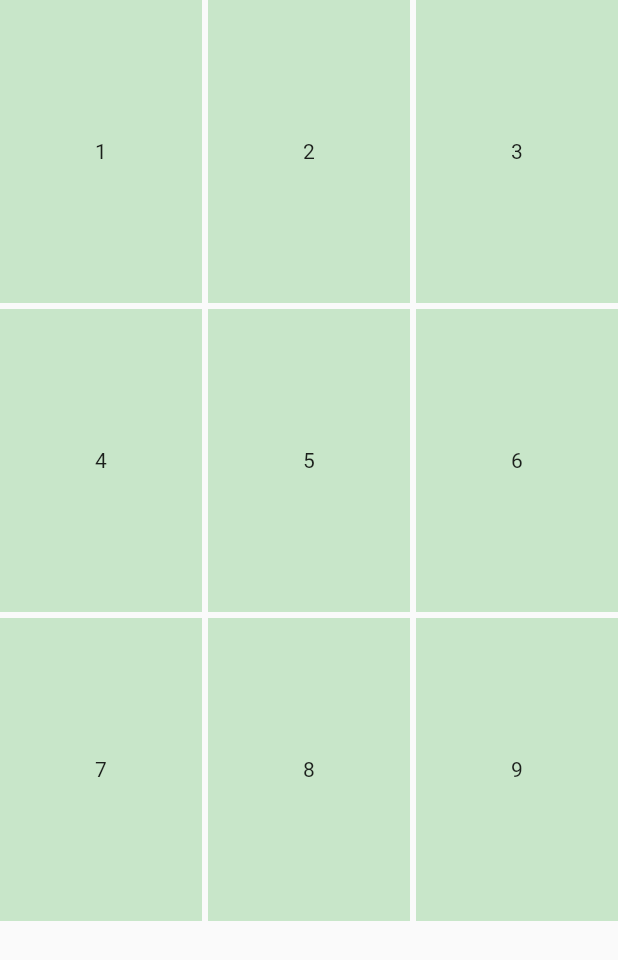
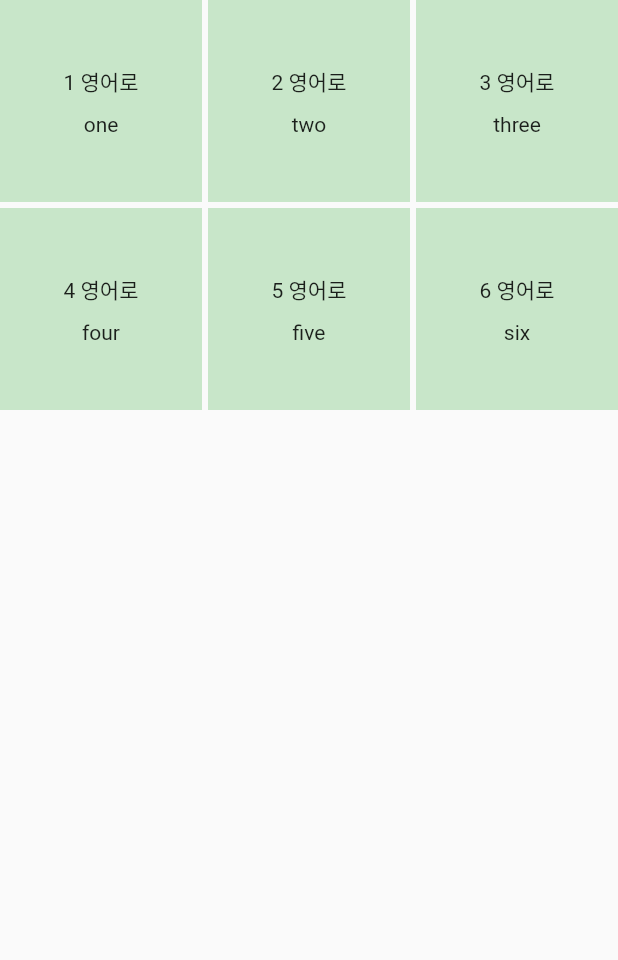
Before and after one commit to petcu1004/2021-GDSC-SCH-Flutter-Learning, a Flutter app: the Grids screen opened directly, on a phone screen of 412 x 824 dp. Shown: the top 960 px of the screen. Run offline on Flutter 3.47's test engine with Material 2 defaults, Android fonts, the light colour scheme and no system bars.

Commit message:
map 형식 사용

```diff
--- a/week8/list_gird_view_buildcontext/lib/grid.dart
+++ b/week8/list_gird_view_buildcontext/lib/grid.dart
@@ -8,7 +8,15 @@ class Grids extends StatefulWidget {
 }
 
 class _GridsState extends State<Grids> {
-  List<String> s = ['1', '2', '3', '4', '5', '6', '7', '8', '9'];
+  // List<String> s = ['1', '2', '3', '4', '5', '6', '7', '8', '9'];
+  List<Map<String, dynamic>> m = [
+    {"num": "1", "eng": "one"},
+    {"num": "2", "eng": "two"},
+    {"num": "3", "eng": "three"},
+    {"num": "4", "eng": "four"},
+    {"num": "5", "eng": "five"},
+    {"num": "6", "eng": "six"}
+  ];
 
   @override
   Widget build(BuildContext context) {
@@ -18,13 +26,20 @@ class _GridsState extends State<Grids> {
               crossAxisCount: 3, //한 행의 열의 갯수
               mainAxisSpacing: 4.0, //행의 구분 너비
               crossAxisSpacing: 4.0, //열의 구분 너비
-              childAspectRatio: 2 / 3),
-          itemCount: s.length,
+              childAspectRatio: 1.0),
+          itemCount: m.length,
           itemBuilder: (ctx, index) {
             return Container(
               color: Colors.green[100],
               child: Center(
-                child: Text('${s[index]}'),
+                child: Column(
+                  mainAxisAlignment: MainAxisAlignment.center,
+                  children: [
+                    Text('${m[index]['num']} 영어로'),
+                    SizedBox(height: 10),
+                    Text('${m[index]['eng']}')
+                  ],
+                ),
               ),
             );
           }),
```
